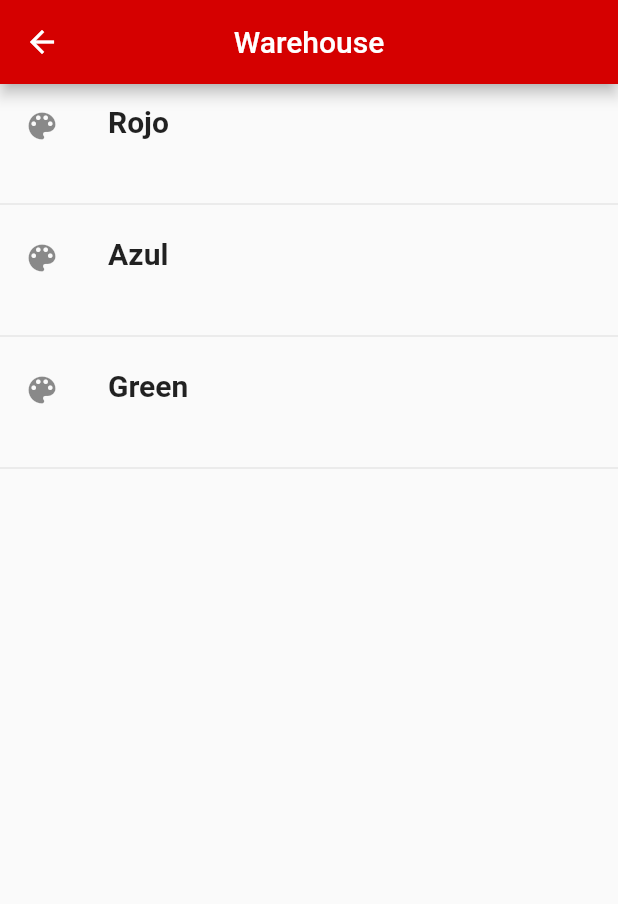
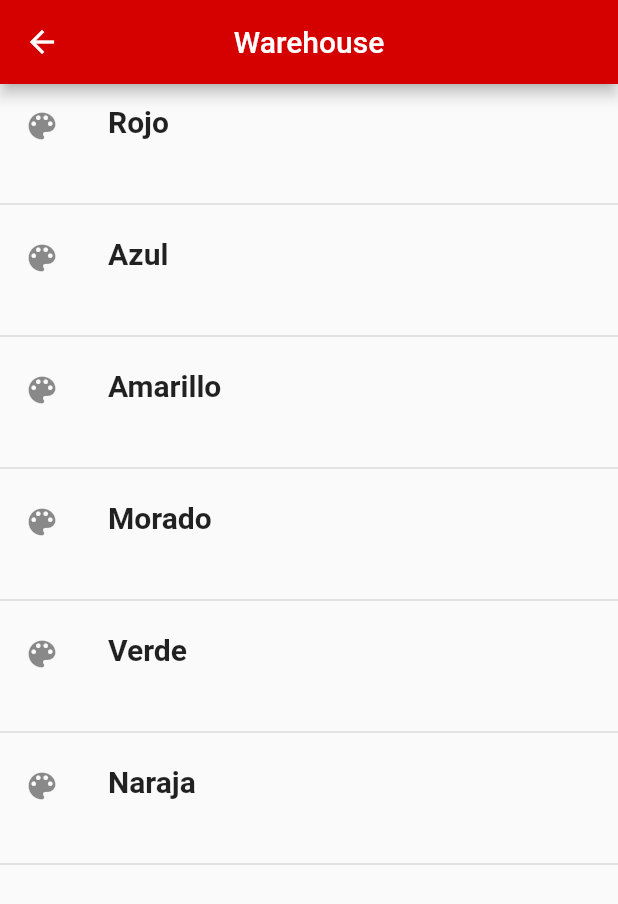
Before and after one commit to Xaxurro/Warehouse, a Flutter app: the ChangeColorPage screen opened directly, on a phone screen of 412 x 824 dp. Shown: the top 904 px of the screen. Run offline on Flutter 3.47's test engine with Material 2 defaults, Android fonts, the phone set to English and light mode, and no system bars; our stand-ins replace google_nav_bar.

Commit message:
Cambio de Colores

```diff
--- a/lib/pages/Options/changeColor.dart
+++ b/lib/pages/Options/changeColor.dart
@@ -16,11 +16,17 @@ class ChangeColorPage extends StatelessWidget {
       body: ListView(
         children: [
           tileColor("Rojo", "", Icons.color_lens, Colors.redAccent.shade700),
-          Divider(),
+          Divider(thickness: 1,),
           tileColor("Azul", "", Icons.color_lens, Colors.blueAccent.shade700),
-          Divider(),
-          tileColor("Green", "", Icons.color_lens, Colors.greenAccent.shade700),
-          Divider(),
+          Divider(thickness: 1,),
+          tileColor("Amarillo", "", Icons.color_lens, Colors.yellowAccent.shade700),
+          Divider(thickness: 1,),
+          tileColor("Morado", "", Icons.color_lens, Colors.purpleAccent.shade700),
+          Divider(thickness: 1,),
+          tileColor("Verde", "", Icons.color_lens, Colors.greenAccent.shade700),
+          Divider(thickness: 1,),
+          tileColor("Naraja", "", Icons.color_lens, Colors.orangeAccent.shade700),
+          Divider(thickness: 1,),
         ]
       ),
     );
```
